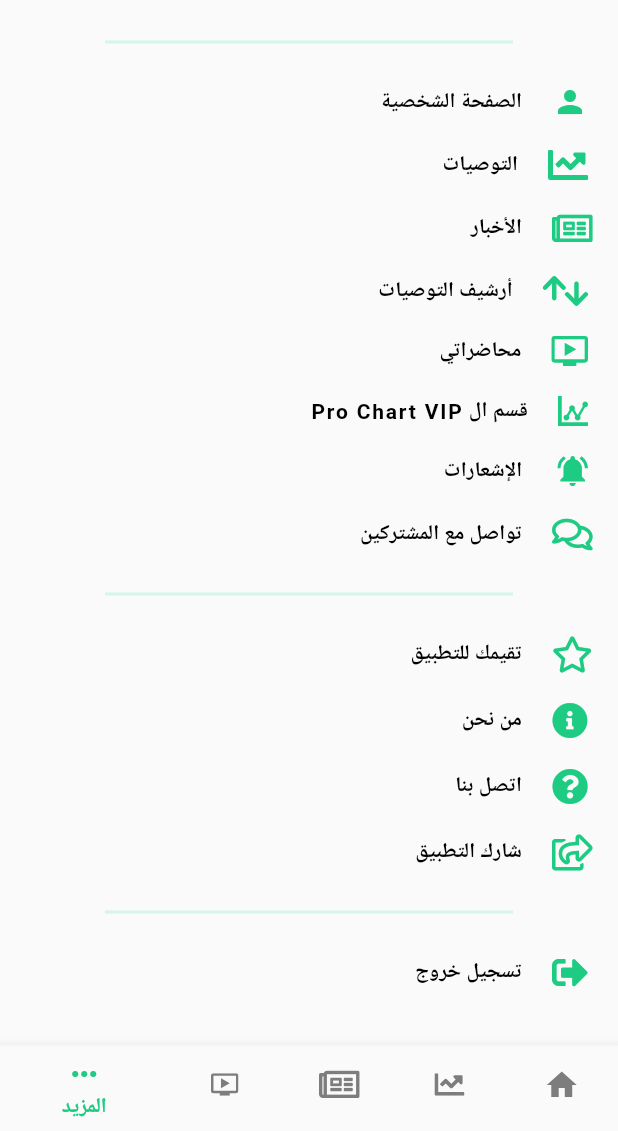
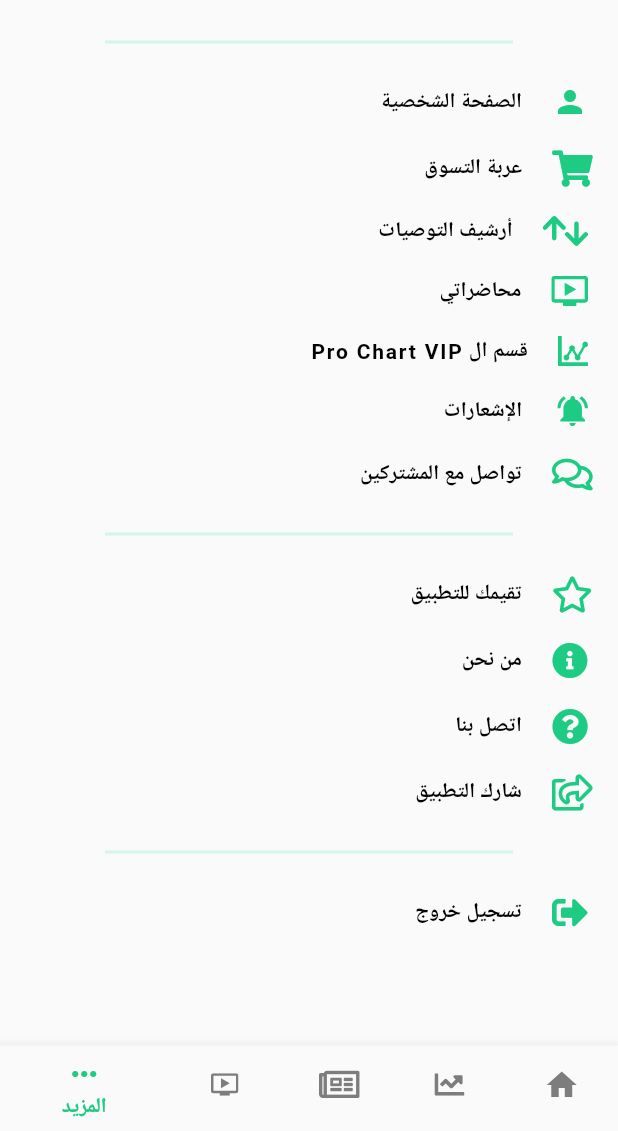
Before and after one commit to ahmedibrahim240/almosawi, a Flutter app: the screen it shows after launch, item 5 of the bottom bar chosen, on a phone screen of 412 x 824 dp, the part 105-1236 px from its top. Run offline on Flutter 3.47's test engine with Material 2 defaults, Android fonts, the phone set to English and light mode, and no system bars; our stand-ins replace carousel_slider, chewie, flutter_svg, font_awesome_flutter, smooth_star_rating, video_player; missing offline and left inert: code_fields; network calls fail; Roboto replaces fonts that are missing (Cairo); project files that could hold a hidden picture were left out.

Commit message:
add cart in more

```diff
--- a/lib/secreens/aboutUs/aboutUs.dart
+++ b/lib/secreens/aboutUs/aboutUs.dart
@@ -1,5 +1,4 @@
 import 'package:almosawii/constants/themes.dart';
-import 'package:flutter/gestures.dart';
 import 'package:flutter/material.dart';
 
 class AboutUs extends StatefulWidget {
--- a/lib/secreens/more/more.dart
+++ b/lib/secreens/more/more.dart
@@ -40,18 +40,8 @@ class _MoreState extends State<More> {
             SizedBox(height: 20),
             moreBody(
               onTap: () {},
-              icon: SvgPicture.asset(
-                'lib/icons/stockUp.svg',
-                color: customColor,
-                height: 20,
-              ),
-              tilte: 'التوصيات',
-            ),
-            SizedBox(height: 20),
-            moreBody(
-              onTap: () {},
-              icon: Icon(FontAwesomeIcons.newspaper),
-              tilte: 'الأخبار',
+              icon: Icon(FontAwesomeIcons.shoppingCart),
+              tilte: 'عربة التسوق',
             ),
             SizedBox(height: 20),
             moreBody(
```
Also changed, not shown: lib/secreens/cart/cart.dart (added, +343 -0 lines), lib/services/dbhelper.dart (added, +54 -0 lines).
